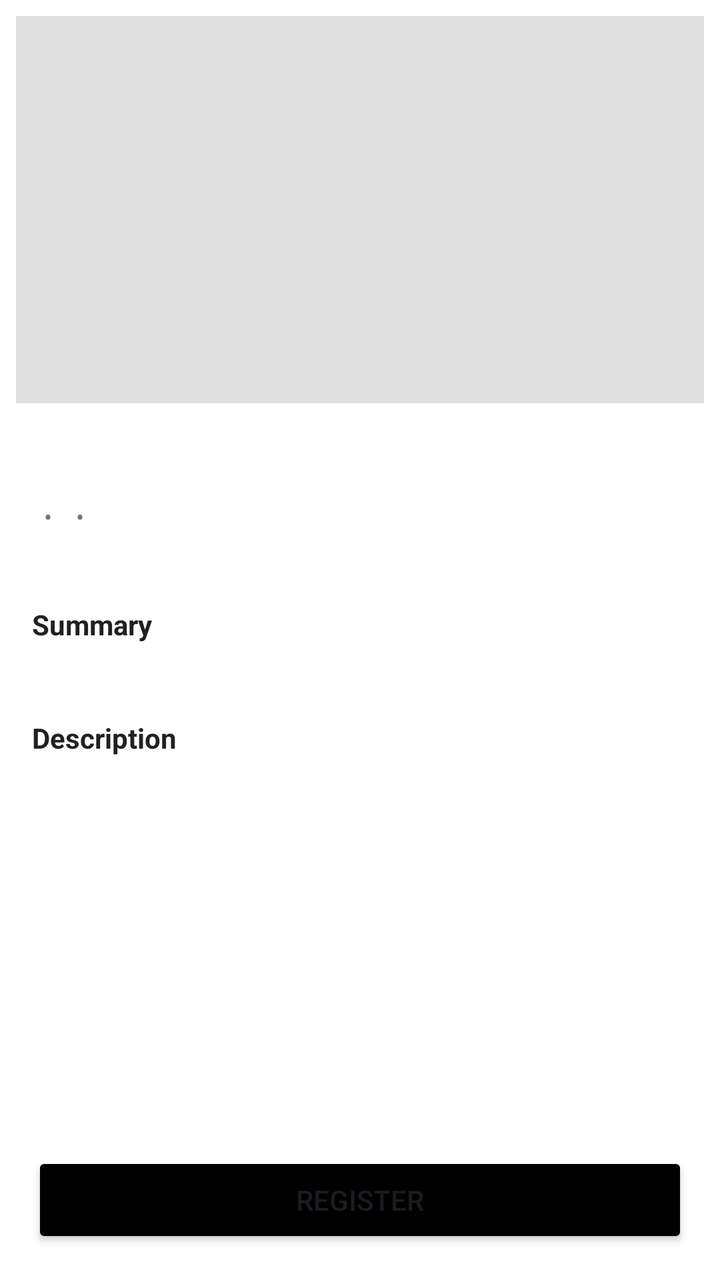
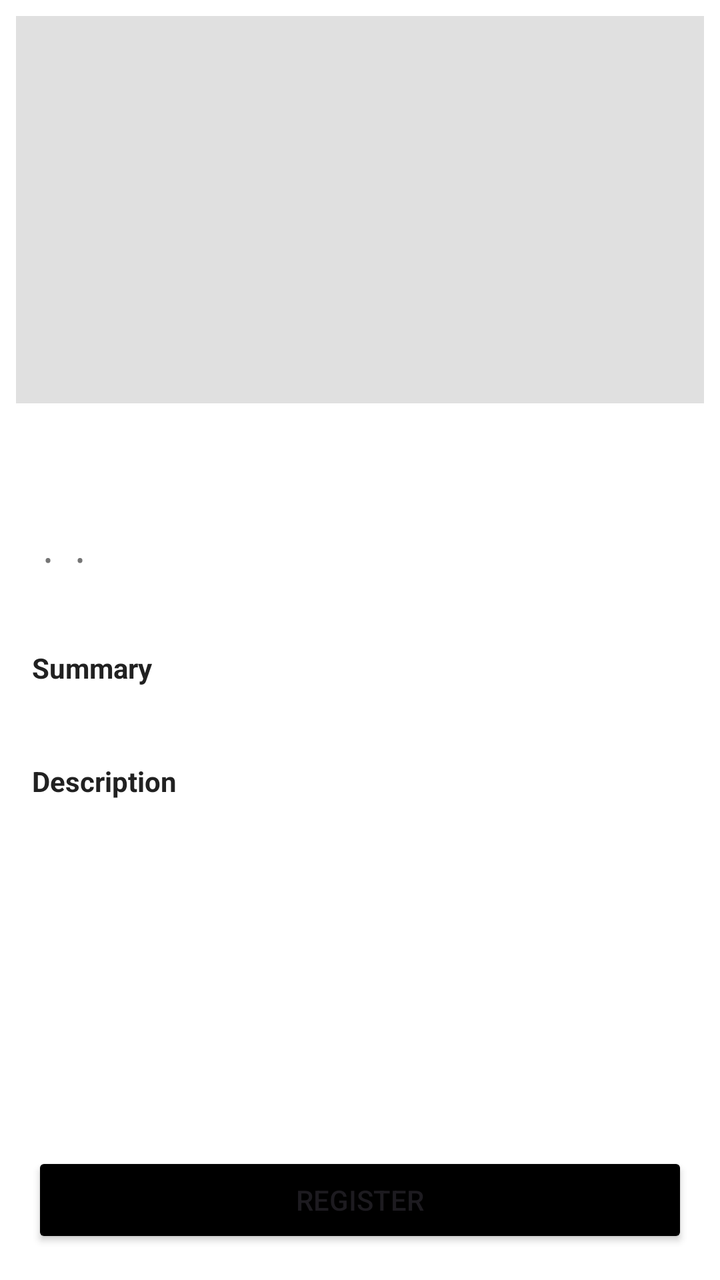

Two renders of the same Android screen: before a commit and after it. Below are the layout's source before the change and the commit's diff.
<!-- AndroidManifest.xml: application theme Theme.DicodingEvent -->
<!-- res/layout/fragment_detail_event.xml -->
<?xml version="1.0" encoding="utf-8"?>
<androidx.constraintlayout.widget.ConstraintLayout xmlns:android="http://schemas.android.com/apk/res/android"
    xmlns:app="http://schemas.android.com/apk/res-auto"
    android:layout_width="match_parent"
    android:layout_height="match_parent">

    <androidx.core.widget.NestedScrollView
        android:id="@+id/scroll_view"
        android:layout_width="match_parent"
        android:layout_height="0dp"
        android:fillViewport="true"
        app:layout_constraintTop_toTopOf="parent"
        app:layout_constraintBottom_toTopOf="@id/btn_register"
        app:layout_constraintStart_toStartOf="parent"
        app:layout_constraintEnd_toEndOf="parent">

        <androidx.constraintlayout.widget.ConstraintLayout
            android:layout_width="match_parent"
            android:layout_height="wrap_content">

            <ImageView
                android:id="@+id/iv_event_cover"
                android:layout_width="0dp"
                android:layout_height="0dp"
                android:layout_marginStart="8dp"
                android:layout_marginTop="8dp"
                android:layout_marginEnd="8dp"
                android:background="@color/bg_image_placeholder"
                android:contentDescription="@string/event_image"
                android:scaleType="centerCrop"
                app:layout_constraintDimensionRatio="16:9"
                app:layout_constraintEnd_toEndOf="parent"
                app:layout_constraintStart_toStartOf="parent"
                app:layout_constraintTop_toTopOf="parent"/>

            <TextView
                android:id="@+id/tv_event_name"
                android:layout_width="0dp"
                android:layout_height="wrap_content"
                android:layout_marginStart="16dp"
                android:layout_marginEnd="16dp"
                android:layout_marginTop="16dp"
                android:textStyle="bold"
                android:textSize="18sp"
                android:textColor="@color/text_primary"
                app:layout_constraintTop_toBottomOf="@id/iv_event_cover"
                app:layout_constraintStart_toStartOf="parent"
                app:layout_constraintEnd_toEndOf="parent"/>

            <TextView
                android:id="@+id/tv_event_category"
                android:layout_width="wrap_content"
                android:layout_height="wrap_content"
                android:layout_marginStart="16dp"
                android:layout_marginTop="8dp"
                android:textSize="12sp"
                android:textColor="@color/text_secondary"
                app:layout_constraintTop_toBottomOf="@id/tv_event_name"
                app:layout_constraintStart_toStartOf="parent"/>

            <TextView
                android:id="@+id/tv_dot_1"
                android:layout_width="wrap_content"
                android:layout_height="wrap_content"
                android:layout_marginStart="6dp"
                android:text="@string/dot_separator"
                android:textSize="12sp"
                android:textColor="@color/text_secondary"
                app:layout_constraintTop_toTopOf="@id/tv_event_category"
                app:layout_constraintBottom_toBottomOf="@id/tv_event_category"
                app:layout_constraintStart_toEndOf="@id/tv_event_category" />

            <TextView
                android:id="@+id/tv_event_city"
                android:layout_width="wrap_content"
                android:layout_height="wrap_content"
                android:layout_marginStart="6dp"
                android:textSize="12sp"
                android:textColor="@color/text_secondary"
                app:layout_constraintTop_toTopOf="@id/tv_event_category"
                app:layout_constraintBottom_toBottomOf="@id/tv_event_category"
                app:layout_constraintStart_toEndOf="@id/tv_dot_1" />

            <TextView
                android:id="@+id/tv_dot_2"
                android:layout_width="wrap_content"
                android:layout_height="wrap_content"
                android:layout_marginStart="6dp"
                android:text="@string/dot_separator"
                android:textSize="12sp"
                android:textColor="@color/text_secondary"
                app:layout_constraintTop_toTopOf="@id/tv_event_category"
                app:layout_constraintBottom_toBottomOf="@id/tv_event_category"
                app:layout_constraintStart_toEndOf="@id/tv_event_city" />

            <TextView
                android:id="@+id/tv_event_quota"
                android:layout_width="wrap_content"
                android:layout_height="wrap_content"
                android:layout_marginStart="6dp"
                android:layout_marginEnd="16dp"
                android:textSize="12sp"
                android:textColor="@color/text_secondary"
                app:layout_constraintTop_toTopOf="@id/tv_event_category"
                app:layout_constraintBottom_toBottomOf="@id/tv_event_category"
                app:layout_constraintStart_toEndOf="@id/tv_dot_2" />

            <TextView
                android:id="@+id/tv_event_time"
                android:layout_width="0dp"
                android:layout_height="wrap_content"
                android:layout_marginStart="16dp"
                android:layout_marginEnd="16dp"
                android:layout_marginTop="4dp"
                android:textSize="12sp"
                android:textColor="@color/text_secondary"
                app:layout_constraintTop_toBottomOf="@id/tv_event_category"
                app:layout_constraintStart_toStartOf="parent"
                app:layout_constraintEnd_toEndOf="parent"/>

            <TextView
                android:id="@+id/tv_summary_label"
                android:layout_width="0dp"
                android:layout_height="wrap_content"
                android:layout_marginStart="16dp"
                android:layout_marginEnd="16dp"
                android:layout_marginTop="16dp"
                android:text="@string/label_summary"
                android:textStyle="bold"
                android:textSize="14sp"
                android:textColor="@color/text_primary"
                app:layout_constraintTop_toBottomOf="@id/tv_event_time"
                app:layout_constraintStart_toStartOf="parent"
                app:layout_constraintEnd_toEndOf="parent" />

            <TextView
                android:id="@+id/tv_event_summary"
                android:layout_width="0dp"
                android:layout_height="wrap_content"
                android:layout_marginStart="16dp"
                android:layout_marginEnd="16dp"
                android:layout_marginTop="4dp"
                android:textSize="13sp"
                android:textColor="@color/text_secondary"
                app:layout_constraintTop_toBottomOf="@id/tv_summary_label"
                app:layout_constraintStart_toStartOf="parent"
                app:layout_constraintEnd_toEndOf="parent"/>

            <TextView
                android:id="@+id/tv_description_label"
                android:layout_width="0dp"
                android:layout_height="wrap_content"
                android:layout_marginStart="16dp"
                android:layout_marginEnd="16dp"
                android:layout_marginTop="16dp"
                android:text="@string/label_description"
                android:textStyle="bold"
                android:textSize="14sp"
                android:textColor="@color/text_primary"
                app:layout_constraintTop_toBottomOf="@id/tv_event_summary"
                app:layout_constraintStart_toStartOf="parent"
                app:layout_constraintEnd_toEndOf="parent" />

            <TextView
                android:id="@+id/tv_event_description"
                android:layout_width="0dp"
                android:layout_height="wrap_content"
                android:layout_marginStart="16dp"
                android:layout_marginEnd="16dp"
                android:layout_marginTop="4dp"
                android:layout_marginBottom="24dp"
                android:textSize="13sp"
                android:textColor="@color/text_secondary"
                app:layout_constraintTop_toBottomOf="@id/tv_description_label"
                app:layout_constraintStart_toStartOf="parent"
                app:layout_constraintEnd_toEndOf="parent"
                app:layout_constraintBottom_toBottomOf="parent"/>

        </androidx.constraintlayout.widget.ConstraintLayout>

    </androidx.core.widget.NestedScrollView>

    <Button
        android:id="@+id/btn_register"
        android:layout_width="0dp"
        android:layout_height="wrap_content"
        android:layout_margin="16dp"
        android:backgroundTint="@color/black"
        android:text="@string/register"
        app:layout_constraintBottom_toBottomOf="parent"
        app:layout_constraintStart_toStartOf="parent"
        app:layout_constraintEnd_toEndOf="parent" />

    <ProgressBar
        android:id="@+id/progress_bar"
        android:layout_width="wrap_content"
        android:layout_height="wrap_content"
        android:visibility="gone"
        app:layout_constraintTop_toTopOf="parent"
        app:layout_constraintBottom_toBottomOf="parent"
        app:layout_constraintStart_toStartOf="parent"
        app:layout_constraintEnd_toEndOf="parent"/>

</androidx.constraintlayout.widget.ConstraintLayout>
<!-- resources referenced by this layout -->
<resources>
  <color name="bg_image_placeholder">#E0E0E0</color>
  <color name="black">#FF000000</color>
  <color name="text_primary">#212121</color>
  <color name="text_secondary">#757575</color>
  <string name="dot_separator">•</string>
  <string name="event_image">EventImage</string>
  <string name="label_description">Description</string>
  <string name="label_summary">Summary</string>
  <string name="register">Register</string>
  <style name="Theme.DicodingEvent" parent="Theme.Material3.DayNight.NoActionBar">
          <item name="colorPrimary">@color/white</item>
          <item name="colorOnPrimary">@color/white</item>
          <item name="colorSecondary">@color/black</item>
          <item name="android:colorBackground">@color/white</item>
          <item name="colorSurface">@color/white</item>
      </style>
  <color name="white">#FFFFFFFF</color>
</resources>

<!-- the commit's change to res/layout/fragment_detail_event.xml (unified diff, before → after) -->
@@ -48,6 +48,19 @@
                 app:layout_constraintEnd_toEndOf="parent"/>
 
             <TextView
+                android:id="@+id/tv_event_owner"
+                android:layout_width="0dp"
+                android:layout_height="wrap_content"
+                android:layout_marginStart="16dp"
+                android:layout_marginEnd="16dp"
+                android:layout_marginTop="4dp"
+                android:textSize="13sp"
+                android:textColor="@color/text_secondary"
+                app:layout_constraintTop_toBottomOf="@id/tv_event_name"
+                app:layout_constraintStart_toStartOf="parent"
+                app:layout_constraintEnd_toEndOf="parent" />
+
+            <TextView
                 android:id="@+id/tv_event_category"
                 android:layout_width="wrap_content"
                 android:layout_height="wrap_content"
@@ -55,7 +68,7 @@
                 android:layout_marginTop="8dp"
                 android:textSize="12sp"
                 android:textColor="@color/text_secondary"
-                app:layout_constraintTop_toBottomOf="@id/tv_event_name"
+                app:layout_constraintTop_toBottomOf="@id/tv_event_owner"
                 app:layout_constraintStart_toStartOf="parent"/>
 
             <TextView
